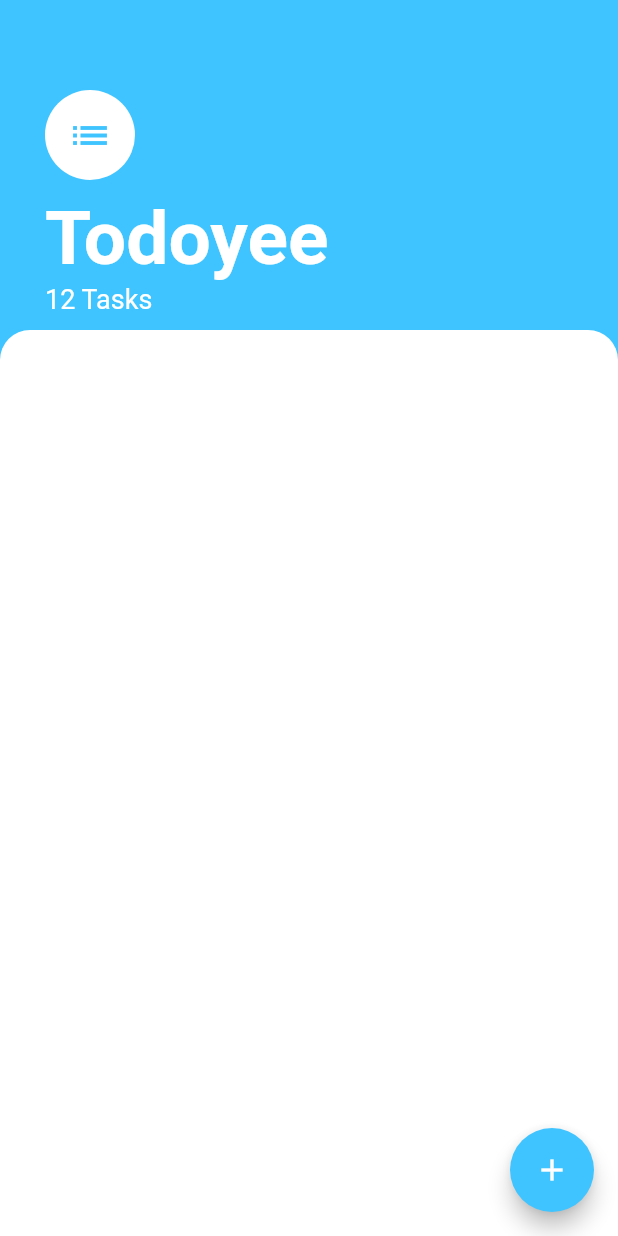
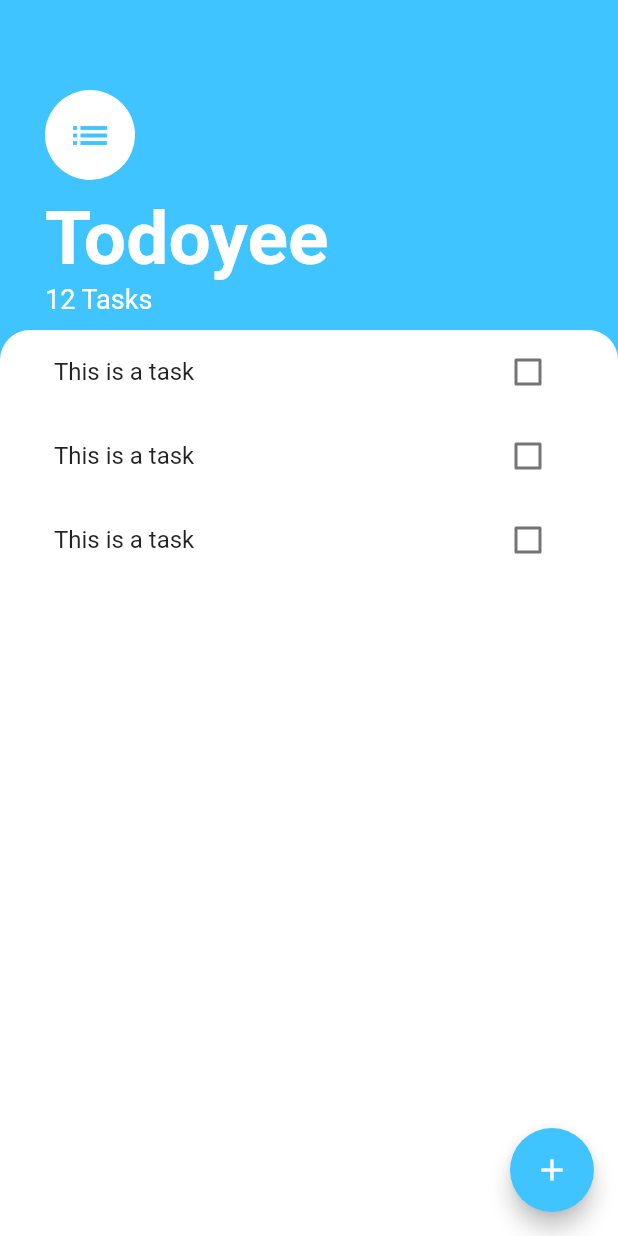
Before and after one commit to najmulmyself/todoyee, a Flutter app: the screen it shows after launch, on a phone screen of 412 x 824 dp. Run offline on Flutter 3.47's test engine with Material 2 defaults, Android fonts, the phone set to English and light mode, and no system bars.

Commit message:
widget extracted'

```diff
--- a/lib/screen/task_screen.dart
+++ b/lib/screen/task_screen.dart
@@ -1,6 +1,7 @@
 // ignore_for_file: prefer_const_literals_to_create_immutables, prefer_const_constructors
 
 import 'package:flutter/material.dart';
+import 'package:todoyee/widget/task_list.dart';
 
 class TaskScreen extends StatelessWidget {
   @override
@@ -55,6 +56,7 @@
           ),
           Expanded(
             child: Container(
+              padding: EdgeInsets.symmetric(horizontal: 20),
               // height: 300, //NO  NEED TO ADD HEIGHT , EXPANDED WILL TAKE ALL THE SPACE AVAILABLE
               decoration: BoxDecoration(
                 color: Colors.white,
@@ -63,6 +65,7 @@
                   topRight: Radius.circular(20),
                 ),
               ),
+              child: TaskList(),
             ),
           )
         ],
--- /dev/null
+++ b/lib/widget/task_list.dart
@@ -0,0 +1,19 @@
+import 'package:flutter/material.dart';
+import 'package:todoyee/widget/task_tile.dart';
+
+class TaskList extends StatelessWidget {
+  const TaskList({
+    Key? key,
+  }) : super(key: key);
+
+  @override
+  Widget build(BuildContext context) {
+    return ListView(
+      children: [
+        TaskTile(),
+        TaskTile(),
+        TaskTile(),
+      ],
+    );
+  }
+}
--- /dev/null
+++ b/lib/widget/task_tile.dart
@@ -0,0 +1,18 @@
+import 'package:flutter/material.dart';
+
+class TaskTile extends StatelessWidget {
+  const TaskTile({
+    Key? key,
+  }) : super(key: key);
+
+  @override
+  Widget build(BuildContext context) {
+    return ListTile(
+      title: Text('This is a task'),
+      trailing: Checkbox(
+        value: false,
+        onChanged: (value) {},
+      ),
+    );
+  }
+}
```
